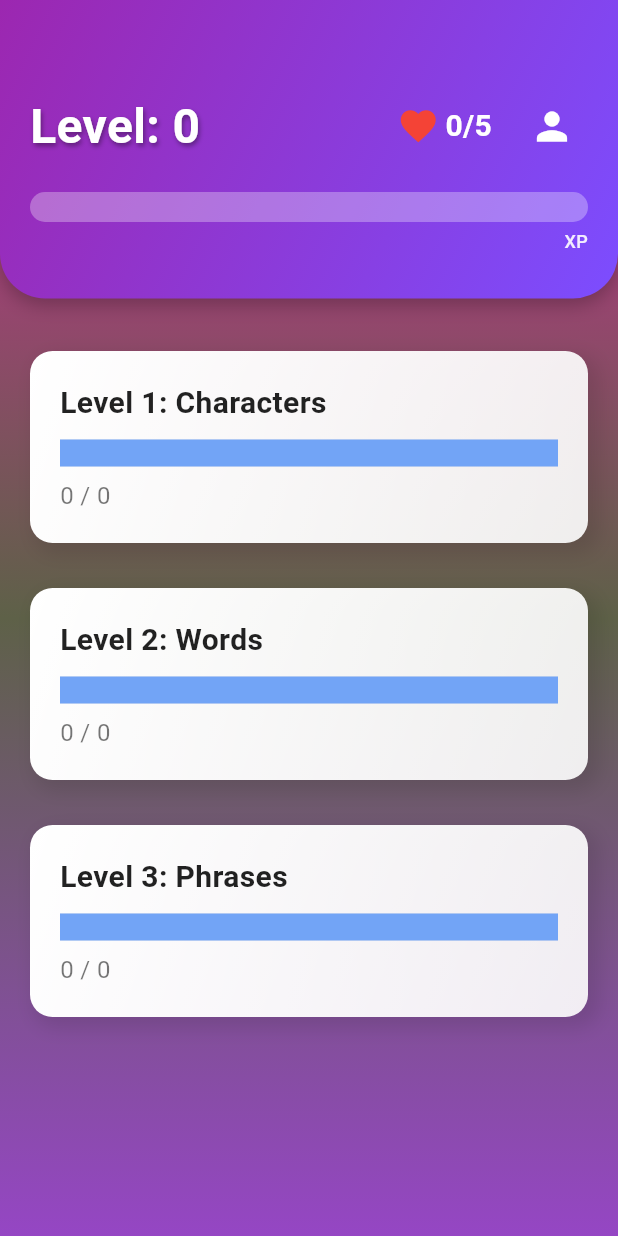
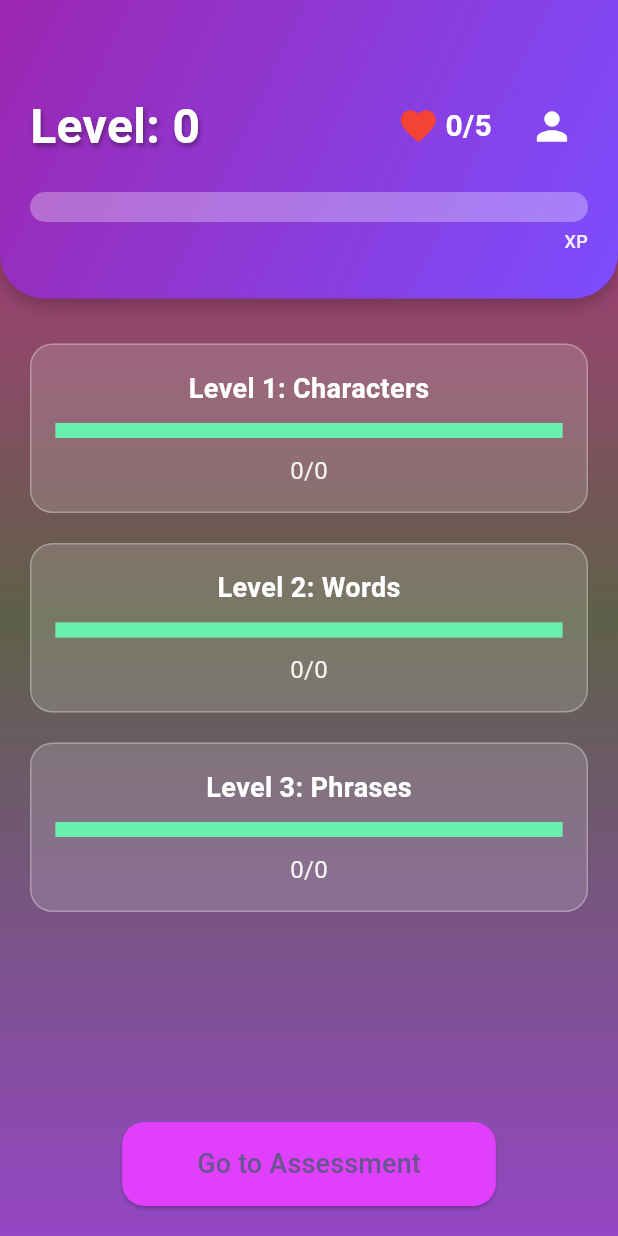
Before and after one commit to JhoerenYutiampo/LingoMasterRepoSpeech, a Flutter app: the DashboardScreen screen opened directly, on a phone screen of 412 x 824 dp. Run offline on Flutter 3.47's test engine with Material 3 defaults, Android fonts, the phone set to English and light mode, and no system bars; our stand-ins replace audioplayers, cloud_firestore, file_picker, firebase_auth, firebase_core, firebase_storage and 7 more; missing offline and left inert: gallery_picker, google_mlkit_text_recognition, string_similarity; accounts and stored records are empty.

Commit message:
Update dashboard_screen.dart
attempt to put assessment button and refine design features

```diff
--- a/lingomaster_final/lib/screens/dashboard_screen.dart
+++ b/lingomaster_final/lib/screens/dashboard_screen.dart
@@ -3,6 +3,7 @@ import 'package:cloud_firestore/cloud_firestore.dart';
 import 'package:firebase_auth/firebase_auth.dart';
 import 'package:lingomaster_final/screens/profile.dart';
 import 'package:lingomaster_final/screens/level_detail_screen.dart';
+import 'package:lingomaster_final/screens/assessment_screen.dart'; // Import the AssessmentScreen
 import 'package:lingomaster_final/service/database.dart';
 import 'package:lingomaster_final/utlis/color_utils.dart';
 
@@ -30,12 +31,15 @@ class _DashboardScreenState extends State<DashboardScreen> {
 
   void fetchTotalQuestions() async {
     // Get the number of documents and multiply by 2 for written and voice
-    int charactersTotal = await _databaseMethods.getTotalQuestionsForLevel('characters');
+    int charactersTotal =
+        await _databaseMethods.getTotalQuestionsForLevel('characters');
     int wordsTotal = await _databaseMethods.getTotalQuestionsForLevel('words');
-    int phrasesTotal = await _databaseMethods.getTotalQuestionsForLevel('phrases');
+    int phrasesTotal =
+        await _databaseMethods.getTotalQuestionsForLevel('phrases');
 
     setState(() {
-      totalQuestions['characters'] = charactersTotal * 2; // Multiply by 2 for written and voice
+      totalQuestions['characters'] =
+          charactersTotal * 2; // Multiply by 2 for written and voice
       totalQuestions['words'] = wordsTotal * 2;
       totalQuestions['phrases'] = phrasesTotal * 2;
     });
@@ -44,12 +48,18 @@ class _DashboardScreenState extends State<DashboardScreen> {
 
   void fetchCompletedQuestions() async {
     // Fetch completed questions for each level (both written and voice)
-    List<String> lvl1Written = await _databaseMethods.getCompletedQuestions(1, 'written');
-    List<String> lvl1Voice = await _databaseMethods.getCompletedQuestions(1, 'voice');
-    List<String> lvl2Written = await _databaseMethods.getCompletedQuestions(2, 'written');
-    List<String> lvl2Voice = await _databaseMethods.getCompletedQuestions(2, 'voice');
-    List<String> lvl3Written = await _databaseMethods.getCompletedQuestions(3, 'written');
-    List<String> lvl3Voice = await _databaseMethods.getCompletedQuestions(3, 'voice');
+    List<String> lvl1Written =
+        await _databaseMethods.getCompletedQuestions(1, 'written');
+    List<String> lvl1Voice =
+        await _databaseMethods.getCompletedQuestions(1, 'voice');
+    List<String> lvl2Written =
+        await _databaseMethods.getCompletedQuestions(2, 'written');
+    List<String> lvl2Voice =
+        await _databaseMethods.getCompletedQuestions(2, 'voice');
+    List<String> lvl3Written =
+        await _databaseMethods.getCompletedQuestions(3, 'written');
+    List<String> lvl3Voice =
+        await _databaseMethods.getCompletedQuestions(3, 'voice');
 
     setState(() {
       completedQuestions['characters'] = lvl1Written.length + lvl1Voice.length;
@@ -70,12 +80,11 @@ class _DashboardScreenState extends State<DashboardScreen> {
         setState(() {
           currentXP = userDoc['exp'] ?? 0;
           hearts = userDoc['hearts'] ?? 0;
-          currentLevel = userDoc['currentLevel'] ?? 0;  // Fetch current level
+          currentLevel = userDoc['currentLevel'] ?? 0; // Fetch current level
         });
       }
     }
   }
-
 
   @override
   Widget build(BuildContext context) {
@@ -138,9 +147,7 @@ class _DashboardScreenState extends State<DashboardScreen> {
                       ),
                       Row(
                         children: [
-                          Icon(Icons.favorite,
-                              color: Colors.red,
-                              size: 28),
+                          Icon(Icons.favorite, color: Colors.red, size: 28),
                           SizedBox(width: 4),
                           Text(
                             "$hearts/5",
@@ -158,8 +165,7 @@ class _DashboardScreenState extends State<DashboardScreen> {
                               Navigator.push(
                                 context,
                                 MaterialPageRoute(
-                                    builder: (context) =>
-                                        const ProfilePage()),
+                                    builder: (context) => const ProfilePage()),
                               );
                             },
                           ),
@@ -212,7 +218,8 @@ class _DashboardScreenState extends State<DashboardScreen> {
                             builder: (context) => LevelDetailScreen(
                               levelTitle: "Level 1: Characters",
                               collectionName: "characters",
-                              currentProgress: completedQuestions['characters'] ?? 0,
+                              currentProgress:
+                                  completedQuestions['characters'] ?? 0,
                               totalQuestions: totalQuestions['characters'] ?? 0,
                             ),
                           ),
@@ -220,7 +227,7 @@ class _DashboardScreenState extends State<DashboardScreen> {
                         child: _buildProgressBox(
                           "Level 1: Characters",
                           (completedQuestions['characters'] ?? 0) /
-                          (totalQuestions['characters'] ?? 1),
+                              (totalQuestions['characters'] ?? 1),
                           completedQuestions['characters'] ?? 0,
                           totalQuestions['characters'] ?? 0,
                         ),
@@ -242,7 +249,7 @@ class _DashboardScreenState extends State<DashboardScreen> {
                         child: _buildProgressBox(
                           "Level 2: Words",
                           (completedQuestions['words'] ?? 0) /
-                          (totalQuestions['words'] ?? 1),
+                              (totalQuestions['words'] ?? 1),
                           completedQuestions['words'] ?? 0,
                           totalQuestions['words'] ?? 0,
                         ),
@@ -256,7 +263,8 @@ class _DashboardScreenState extends State<DashboardScreen> {
                             builder: (context) => LevelDetailScreen(
                               levelTitle: "Level 3: Phrases",
                               collectionName: "phrases",
-                              currentProgress: completedQuestions['phrases'] ?? 0,
+                              currentProgress:
+                                  completedQuestions['phrases'] ?? 0,
                               totalQuestions: totalQuestions['phrases'] ?? 0,
                             ),
                           ),
@@ -264,12 +272,40 @@ class _DashboardScreenState extends State<DashboardScreen> {
                         child: _buildProgressBox(
                           "Level 3: Phrases",
                           (completedQuestions['phrases'] ?? 0) /
-                          (totalQuestions['phrases'] ?? 1),
+                              (totalQuestions['phrases'] ?? 1),
                           completedQuestions['phrases'] ?? 0,
                           totalQuestions['phrases'] ?? 0,
                         ),
                       ),
                     ],
+                  ),
+                ),
+              ),
+            ),
+
+            // Button at the bottom to route to AssessmentScreen
+            Padding(
+              padding: const EdgeInsets.all(20),
+              child: ElevatedButton(
+                onPressed: () {
+                  Navigator.push(
+                    context,
+                    MaterialPageRoute(
+                      builder: (context) =>
+                          const AssessmentScreen(), // Route to AssessmentScreen
+                    ),
+                  );
+                },
+                child: const Text(
+                  'Go to Assessment',
+                  style: TextStyle(fontSize: 18),
+                ),
+                style: ElevatedButton.styleFrom(
+                  padding:
+                      const EdgeInsets.symmetric(horizontal: 50, vertical: 15),
+                  backgroundColor: Colors.purpleAccent,
+                  shape: RoundedRectangleBorder(
+                    borderRadius: BorderRadius.circular(15),
                   ),
                 ),
               ),
@@ -280,50 +316,39 @@ class _DashboardScreenState extends State<DashboardScreen> {
     );
   }
 
-  // Helper function to build a progress box
-  Widget _buildProgressBox(String title, double progress, int currentProg, int total) {
+  Widget _buildProgressBox(
+      String levelName, double progress, int completed, int total) {
     return Container(
-      padding: const EdgeInsets.all(20),
-      margin: const EdgeInsets.symmetric(vertical: 5),
       decoration: BoxDecoration(
+        color: Colors.white.withOpacity(0.15),
         borderRadius: BorderRadius.circular(15),
-        gradient: LinearGradient(
-          colors: [Colors.white, Colors.white.withOpacity(0.9)],
-          begin: Alignment.topLeft,
-          end: Alignment.bottomRight,
-        ),
-        boxShadow: [
-          BoxShadow(
-            color: Colors.black.withOpacity(0.1),
-            blurRadius: 10,
-            spreadRadius: 2,
-            offset: Offset(5, 5),
-          ),
-        ],
+        border: Border.all(color: Colors.white.withOpacity(0.3)),
       ),
+      padding: const EdgeInsets.all(16),
       child: Column(
-        crossAxisAlignment: CrossAxisAlignment.start,
         children: [
           Text(
-            title,
-            style: TextStyle(
-              fontSize: 20,
+            levelName,
+            style: const TextStyle(
+              fontSize: 18,
               fontWeight: FontWeight.bold,
-              color: Colors.black87,
+              color: Colors.white,
             ),
           ),
-          const SizedBox(height: 10),
+          SizedBox(height: 10),
           LinearProgressIndicator(
             value: progress,
-            backgroundColor: Colors.grey[300],
-            valueColor: AlwaysStoppedAnimation<Color>(
-                Colors.blueAccent.withOpacity(0.7)),
-            minHeight: 18,
+            backgroundColor: Colors.white.withOpacity(0.3),
+            valueColor: AlwaysStoppedAnimation<Color>(Colors.greenAccent),
+            minHeight: 10,
           ),
-          const SizedBox(height: 8),
+          SizedBox(height: 10),
           Text(
-            "$currentProg / $total",
-            style: TextStyle(fontSize: 16, color: Colors.black54),
+            "$completed/$total",
+            style: TextStyle(
+              fontSize: 16,
+              color: Colors.white.withOpacity(0.9),
+            ),
           ),
         ],
       ),
```
